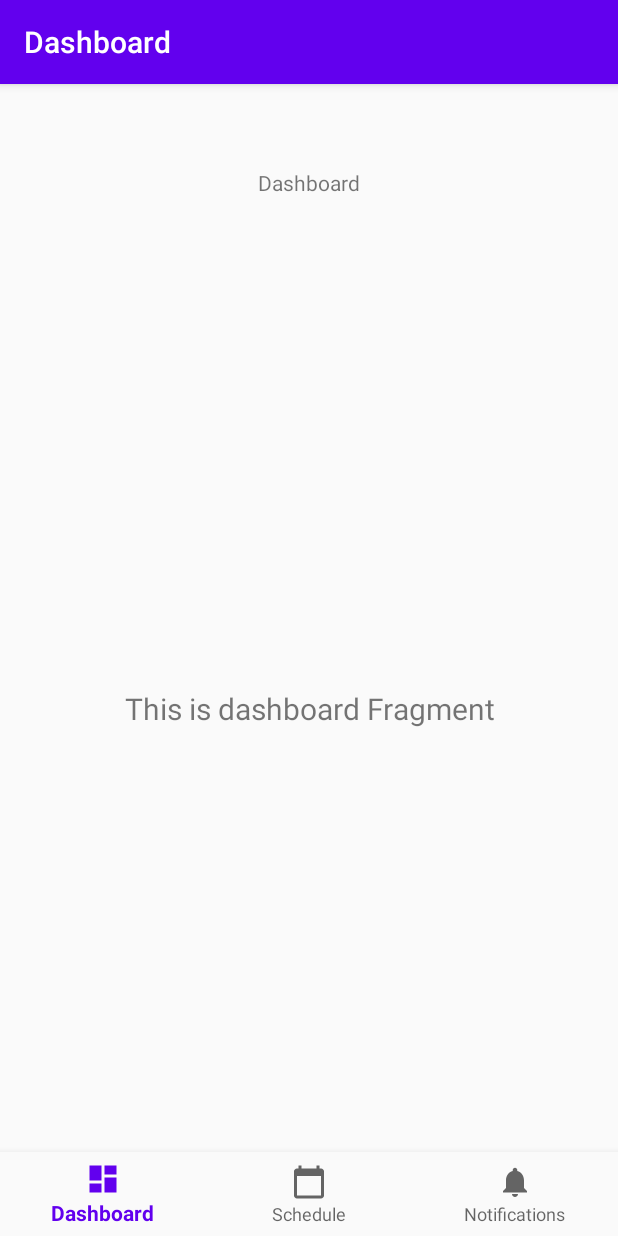
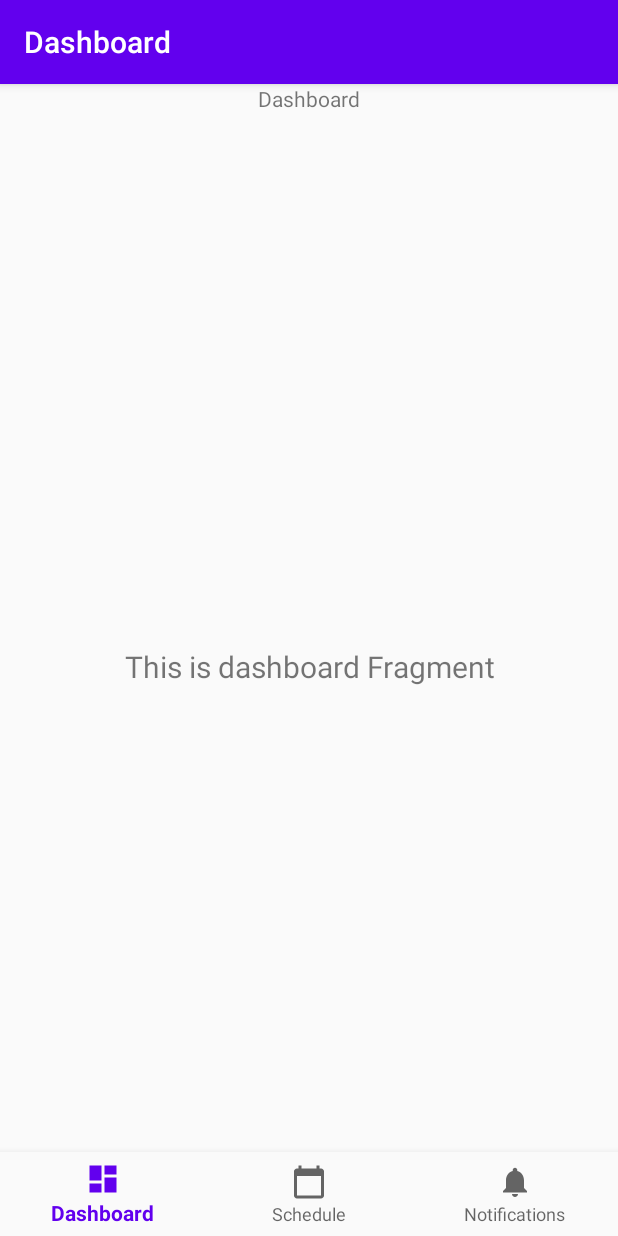
Before and after one commit to rhyzue/Motion, an Android app: the screen it shows after launch (MainActivity), on a phone screen of 412 x 824 dp. Run offline under Robolectric (Android 15) with nearby library versions, the phone set to English and light mode, and no system bars; our stand-ins replace navigation-ui.

Commit message:
get rid of random gap

```diff
--- a/app/src/main/res/layout/activity_main.xml
+++ b/app/src/main/res/layout/activity_main.xml
@@ -1,10 +1,10 @@
 <?xml version="1.0" encoding="utf-8"?>
 <androidx.constraintlayout.widget.ConstraintLayout xmlns:android="http://schemas.android.com/apk/res/android"
     xmlns:app="http://schemas.android.com/apk/res-auto"
+    xmlns:tools="http://schemas.android.com/tools"
     android:id="@+id/container"
     android:layout_width="match_parent"
-    android:layout_height="match_parent"
-    android:paddingTop="?attr/actionBarSize">
+    android:layout_height="match_parent">
 
     <com.google.android.material.bottomnavigation.BottomNavigationView
         android:id="@+id/nav_view"
@@ -21,12 +21,14 @@
     <fragment
         android:id="@+id/nav_host_fragment"
         android:name="androidx.navigation.fragment.NavHostFragment"
-        android:layout_width="match_parent"
-        android:layout_height="match_parent"
+        android:layout_width="fill_parent"
+        android:layout_height="fill_parent"
         app:defaultNavHost="true"
         app:layout_constraintBottom_toTopOf="@id/nav_view"
+        app:layout_constraintEnd_toEndOf="parent"
         app:layout_constraintLeft_toLeftOf="parent"
         app:layout_constraintRight_toRightOf="parent"
+        app:layout_constraintStart_toStartOf="parent"
         app:layout_constraintTop_toTopOf="parent"
         app:navGraph="@navigation/mobile_navigation" />
 
```
Also changed, not shown: 13 other files.
